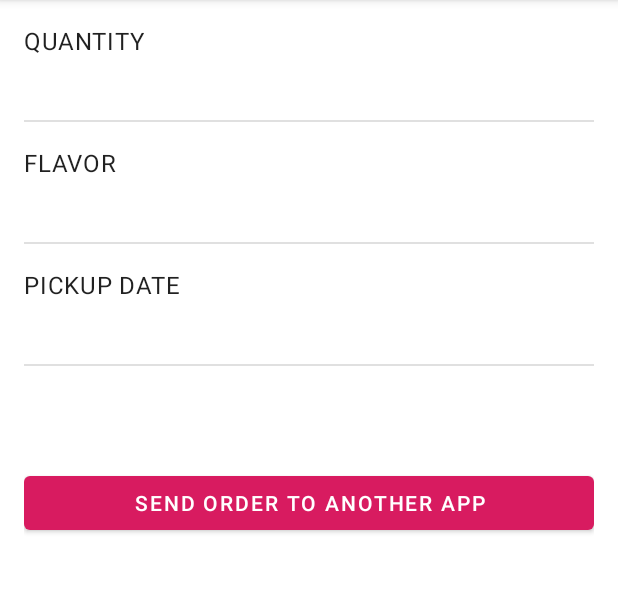
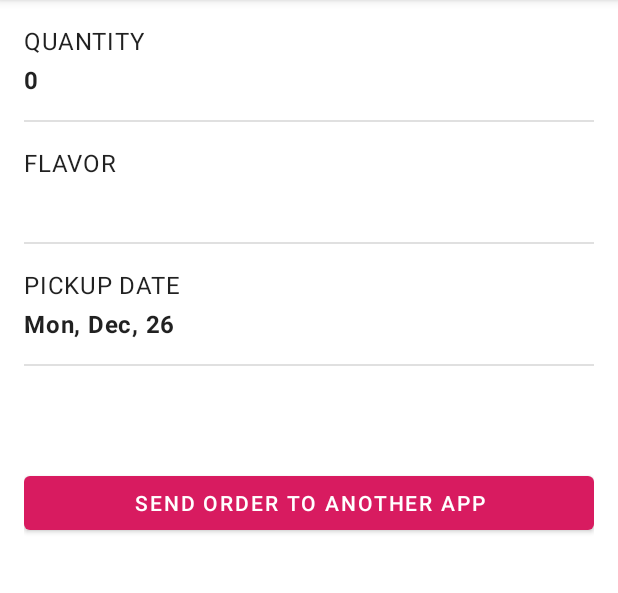
Before and after one commit to HassanZz817/Cupcake_App, an Android app: the SummaryFragment screen opened through its navigation route, on a phone screen of 412 x 824 dp, the part 84-677 px from its top. Run offline under Robolectric (Android 15) with nearby library versions, the phone set to English and light mode, and no system bars; our stand-ins replace data binding, navigation-ui; 2 statements that could not run were skipped.

```diff
--- a/app/src/main/java/com/example/cupcake/FlavorFragment.kt
+++ b/app/src/main/java/com/example/cupcake/FlavorFragment.kt
@@ -42,7 +42,7 @@ class FlavorFragment : Fragment() {
     override fun onCreateView(
         inflater: LayoutInflater, container: ViewGroup?,
         savedInstanceState: Bundle?
-    ): View? {
+    ): View {
         val fragmentBinding = FragmentFlavorBinding.inflate(inflater, container, false)
         binding = fragmentBinding
         return fragmentBinding.root
@@ -52,7 +52,10 @@ class FlavorFragment : Fragment() {
         super.onViewCreated(view, savedInstanceState)
 
         binding?.apply {
+            lifecycleOwner = viewLifecycleOwner
+
             viewModel = sharedViewModel
+            flavorFragment = this@FlavorFragment
             nextButton.setOnClickListener { goToNextScreen() }
         }
     }
--- a/app/src/main/java/com/example/cupcake/PickupFragment.kt
+++ b/app/src/main/java/com/example/cupcake/PickupFragment.kt
@@ -52,7 +52,10 @@ class PickupFragment : Fragment() {
         super.onViewCreated(view, savedInstanceState)
 
         binding?.apply {
+            lifecycleOwner = viewLifecycleOwner
             viewModel = sharedViewModel
+            pickupFragment = this@PickupFragment
+
             nextButton.setOnClickListener { goToNextScreen() }
         }
     }
--- a/app/src/main/java/com/example/cupcake/StartFragment.kt
+++ b/app/src/main/java/com/example/cupcake/StartFragment.kt
@@ -23,6 +23,7 @@ import android.widget.Toast
 import androidx.fragment.app.Fragment
 import androidx.fragment.app.activityViewModels
 import androidx.lifecycle.ViewModel
+import androidx.lifecycle.viewmodel.compose.viewModel
 import androidx.navigation.NavController
 import androidx.navigation.fragment.findNavController
 import com.example.cupcake.databinding.FragmentStartBinding
@@ -49,13 +50,8 @@ class StartFragment : Fragment() {
 
     override fun onViewCreated(view: View, savedInstanceState: Bundle?) {
         super.onViewCreated(view, savedInstanceState)
+        binding?.startFragment = this
 
-        binding?.apply {
-            // Set up the button click listeners
-            orderOneCupcake.setOnClickListener { orderCupcake(1) }
-            orderSixCupcakes.setOnClickListener { orderCupcake(6) }
-            orderTwelveCupcakes.setOnClickListener { orderCupcake(12) }
-        }
     }
 
     /**
@@ -64,7 +60,7 @@ class StartFragment : Fragment() {
     fun orderCupcake(quantity: Int) {
     sharedViewModel.setQuantity(quantity)
         if (sharedViewModel.hasNoFlavorSet()) {
-            sharedViewModel.setFlavor(getString(R.string.flavor))
+            sharedViewModel.setFlavor(getString(R.string.vanilla))
 
         }
         findNavController().navigate(R.id.action_startFragment_to_flavorFragment)
--- a/app/src/main/java/com/example/cupcake/SummaryFragment.kt
+++ b/app/src/main/java/com/example/cupcake/SummaryFragment.kt
@@ -51,7 +51,10 @@ class SummaryFragment : Fragment() {
         super.onViewCreated(view, savedInstanceState)
 
         binding?.apply {
+            lifecycleOwner = viewLifecycleOwner
             viewModel = sharedViewModel
+            summaryFragment = this@SummaryFragment
+
             sendButton.setOnClickListener { sendOrder() }
         }
     }
--- a/app/src/main/java/com/example/cupcake/model/OrderViewModel.kt
+++ b/app/src/main/java/com/example/cupcake/model/OrderViewModel.kt
@@ -1,28 +1,77 @@
 package com.example.cupcake.model
 
+import androidx.lifecycle.LiveData
 import androidx.lifecycle.MutableLiveData
+import androidx.lifecycle.Transformations
 import androidx.lifecycle.ViewModel
+import java.text.NumberFormat
+import java.text.SimpleDateFormat
+import java.util.*
+
+
+private const val PRICE_PER_CUPCAKE = 2.00
+private const val PRICE_FOR_SAME_DAY_PICKUP = 3.00
+
 
 class OrderViewModel: ViewModel() {
-    private val _quantity = MutableLiveData<Int>(0)
-            val quantity = _quantity
-    private val _flavor = MutableLiveData<String>("")
-            val flavor = _flavor
-    private val _date = MutableLiveData<String>("")
-            val date = _date
-    private val _price = MutableLiveData<Double>(0.00)
-            val price = _price
 
-    fun setQuantity (numberCupcakes: Int){
+    private val _quantity = MutableLiveData<Int>()
+    val quantity: LiveData<Int> = _quantity
+
+    private val _flavor = MutableLiveData<String>()
+    val flavor: LiveData<String> = _flavor
+
+    private val _date = MutableLiveData<String>()
+    val date: LiveData<String> = _date
+
+    private val _price = MutableLiveData<Double>()
+    val price: LiveData<String> = Transformations.map(_price){
+        NumberFormat.getCurrencyInstance().format(it)
+    }
+    val dateOptions = getPickupOptions()
+    init {
+        resetOrder()
+    }
+    fun setQuantity(numberCupcakes: Int) {
         _quantity.value = numberCupcakes
+        updatePrice()
     }
     fun setFlavor (desiredFlavor: String) {
         _flavor.value = desiredFlavor
     }
     fun setDate ( pickupDate: String){
         _date.value = pickupDate
+        updatePrice()
     }
     fun hasNoFlavorSet():Boolean{
         return _flavor.value.isNullOrEmpty()
     }
+    private fun getPickupOptions(): List<String>{
+        val options = mutableListOf<String>()
+        val formatter = SimpleDateFormat("EE, MMM, dd", Locale.getDefault())
+        val calendar = Calendar.getInstance()
+
+        repeat(4){
+            options.add(formatter.format(calendar.time))
+            calendar.add(Calendar.DATE, 1)
+        }
+        return options
+
+    }
+    private fun updatePrice() {
+        var calculatedPrice = (quantity.value ?: 0) * PRICE_PER_CUPCAKE
+        // If the user selected the first option (today) for pickup, add the surcharge
+        if (dateOptions[0] == _date.value) {
+            calculatedPrice += PRICE_FOR_SAME_DAY_PICKUP
+        }
+        _price.value = calculatedPrice
+    }
+
+    private fun resetOrder(){
+        _quantity.value = 0
+        _flavor.value = ""
+        _date.value = dateOptions[0]
+        _price.value = 0.0
+
+    }
 }
--- a/app/src/main/res/layout/fragment_summary.xml
+++ b/app/src/main/res/layout/fragment_summary.xml
@@ -9,6 +9,9 @@
         <variable
             name="viewModel"
             type="com.example.cupcake.model.OrderViewModel" />
+        <variable
+            name="summaryFragment"
+            type="com.example.cupcake.SummaryFragment" />
     </data>
 
     <ScrollView
@@ -44,7 +47,7 @@
                     android:layout_width="wrap_content"
                     android:layout_height="wrap_content"
                     android:layout_marginTop="@dimen/order_summary_margin"
-                    tools:text="6 cupcakes" />
+                    android:text="@{viewModel.quantity.toString()}" />
 
                 <View
                     android:id="@+id/divider1"
@@ -67,7 +70,7 @@
                     android:layout_width="wrap_content"
                     android:layout_height="wrap_content"
                     android:layout_marginTop="@dimen/order_summary_margin"
-                    tools:text="Chocolate" />
+                    tools:text="@{viewModel.flavor.toString()}" />
 
                 <View
                     android:id="@+id/divider2"
@@ -90,6 +93,7 @@
                     android:layout_width="wrap_content"
                     android:layout_height="wrap_content"
                     android:layout_marginTop="@dimen/order_summary_margin"
+                    android:text="@{viewModel.date}"
                     tools:text="Sunday" />
 
                 <View
@@ -107,12 +111,14 @@
                     android:layout_height="wrap_content"
                     android:layout_gravity="end"
                     android:layout_marginTop="@dimen/side_margin"
+                    android:text="@{@string/total_price(viewModel.price)}"
                     tools:text="Total $5.00" />
 
             </LinearLayout>
 
             <Button
                 android:id="@+id/send_button"
+                android:onClick="@{() -> summaryFragment.sendOrder()}"
                 android:layout_width="match_parent"
                 android:layout_height="wrap_content"
                 android:layout_marginTop="@dimen/side_margin"
```
Also changed, not shown: app/src/main/res/layout/fragment_flavor.xml (+32 -1 lines), app/src/main/res/layout/fragment_pickup.xml (+18 -0 lines), app/src/main/res/layout/fragment_start.xml (+10 -15 lines).
